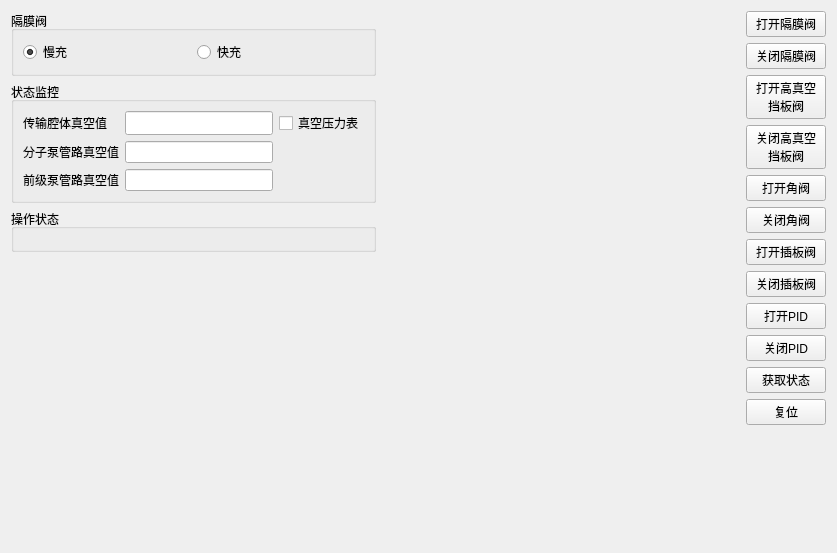
Old version of the form device/src/TMCavity/fortrend_tm_cavity_subsystem_widget.ui in the repository zhangzhenxi11/HL.
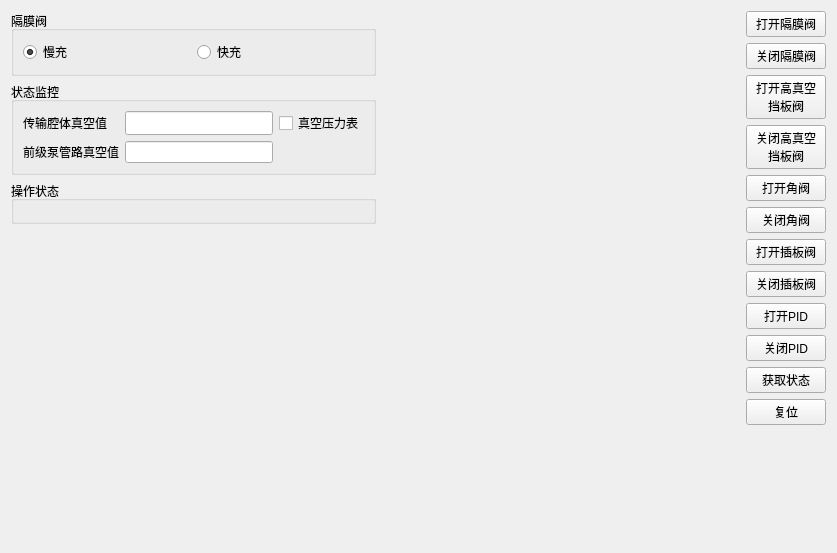
New version of the form.

```diff
--- a/device/src/TMCavity/fortrend_tm_cavity_subsystem_widget.ui
+++ b/device/src/TMCavity/fortrend_tm_cavity_subsystem_widget.ui
@@ -100,32 +100,6 @@
            </widget>
           </item>
           <item row="1" column="0">
-           <widget class="QLabel" name="label_2">
-            <property name="maximumSize">
-             <size>
-              <width>150</width>
-              <height>50</height>
-             </size>
-            </property>
-            <property name="text">
-             <string>分子泵管路真空值</string>
-            </property>
-           </widget>
-          </item>
-          <item row="1" column="1">
-           <widget class="QLineEdit" name="molecule_pipeline_value_let">
-            <property name="maximumSize">
-             <size>
-              <width>150</width>
-              <height>50</height>
-             </size>
-            </property>
-            <property name="readOnly">
-             <bool>true</bool>
-            </property>
-           </widget>
-          </item>
-          <item row="2" column="0">
            <widget class="QLabel" name="label_3">
             <property name="maximumSize">
              <size>
@@ -138,7 +112,7 @@
             </property>
            </widget>
           </item>
-          <item row="2" column="1">
+          <item row="1" column="1">
            <widget class="QLineEdit" name="backing_pipeline_value_let">
             <property name="maximumSize">
              <size>
```
